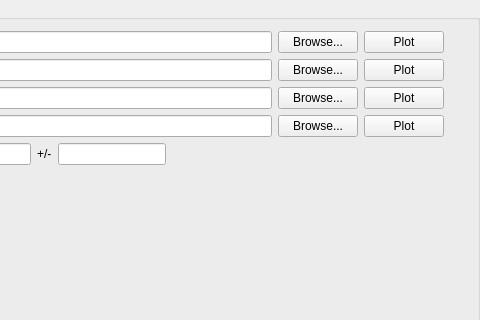
mantidproject/mantid, file Code/Mantid/scripts/Interface/ui/sans/trans_spreader.ui: the form before one commit; both pictures show x 322 to 802 and y 0 to 320 of the 802 by 583 pixel window.
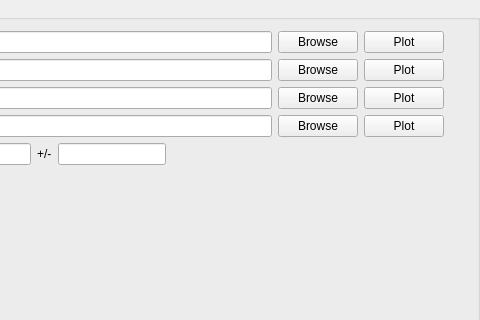
The form after the commit.

The edit to the form file:
```diff
--- a/Code/Mantid/scripts/Interface/ui/sans/trans_spreader.ui
+++ b/Code/Mantid/scripts/Interface/ui/sans/trans_spreader.ui
@@ -75,7 +75,7 @@
         <string>Click to browse.</string>
        </property>
        <property name="text">
-        <string>Browse...</string>
+        <string>Browse</string>
        </property>
       </widget>
      </item>
@@ -129,7 +129,7 @@
         <string>Click to browse.</string>
        </property>
        <property name="text">
-        <string>Browse...</string>
+        <string>Browse</string>
        </property>
       </widget>
      </item>
@@ -221,7 +221,7 @@
         <string>Click to browse.</string>
        </property>
        <property name="text">
-        <string>Browse...</string>
+        <string>Browse</string>
        </property>
       </widget>
      </item>
@@ -237,7 +237,7 @@
         <string>Click to browse.</string>
        </property>
        <property name="text">
-        <string>Browse...</string>
+        <string>Browse</string>
        </property>
       </widget>
      </item>
```
Left out of the diff: 12 changed lines with no effect on the pictures.
